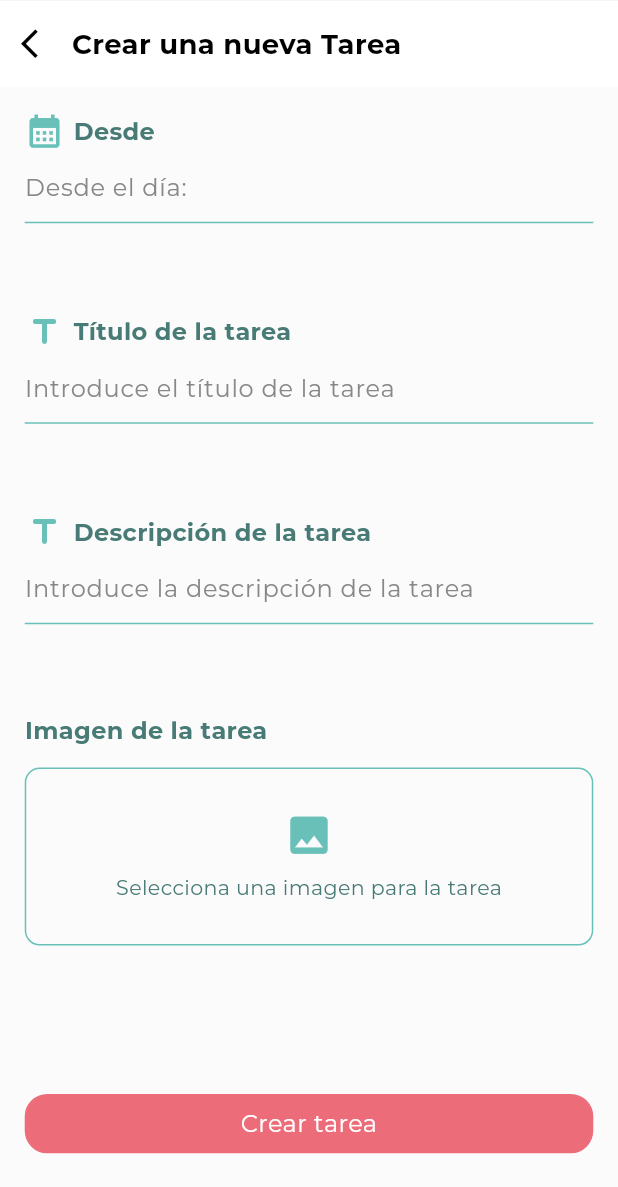
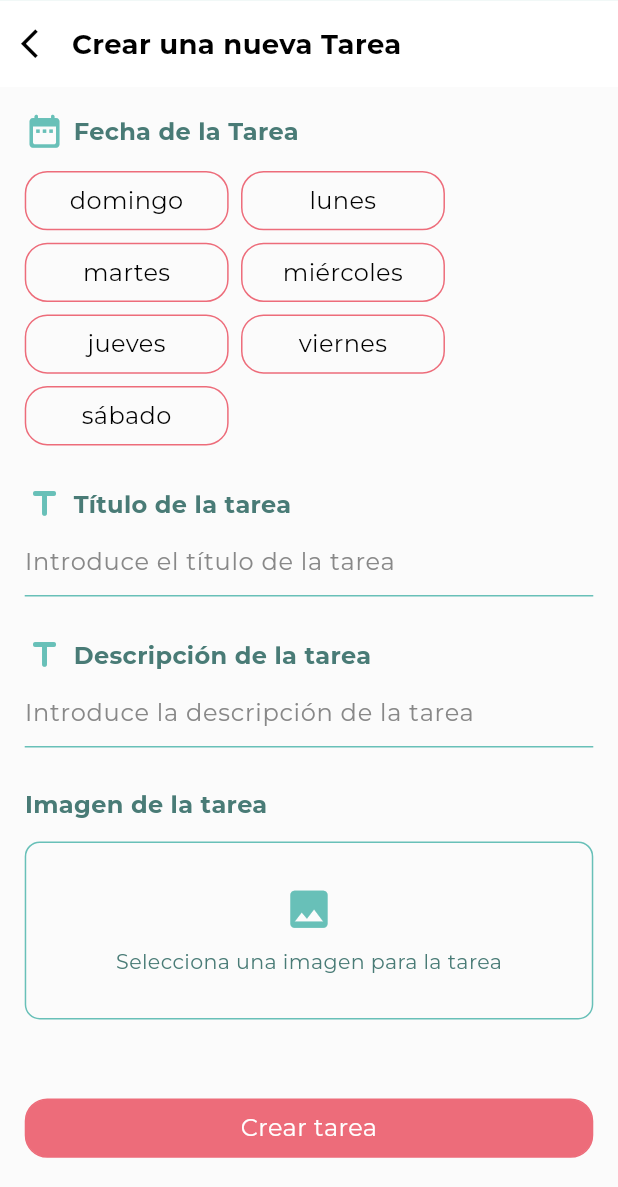
Before and after one commit to mrabaneda/tfg_maria_app, a Flutter app: the Planner screen opened directly, after a tap on "Crear Nueva Tarea", on a phone screen of 412 x 824 dp, the part 49-1236 px from its top. Run offline on Flutter 3.47's test engine with Material 3 defaults, Android fonts, the phone set to English and light mode, and no system bars; our stand-ins replace cached_network_image, cloud_firestore, firebase_auth, firebase_core, flutter_dotenv, flutter_riverpod and 4 more; accounts and stored records are empty; generated files the repository leaves out were written again; network calls fail.

Commit message:
feat: finish planner

```diff
--- a/lib/adapters/ui/features/planner/widgets/create_task/create_task.dart
+++ b/lib/adapters/ui/features/planner/widgets/create_task/create_task.dart
@@ -6,6 +6,7 @@ import 'package:image_picker/image_picker.dart';
 import 'package:tfg_maria_app/adapters/ui/features/planner/helpers/constants.dart';
 import 'package:tfg_maria_app/adapters/ui/features/planner/models/planner_day_item.view_model.dart';
 import 'package:tfg_maria_app/adapters/ui/features/planner/providers/planner_controller.provider.dart';
+import 'package:tfg_maria_app/adapters/ui/features/planner/widgets/create_task/create_task_weekday.dart';
 import 'package:tfg_maria_app/adapters/ui/shared/helpers/extensions.dart';
 import 'package:tfg_maria_app/adapters/ui/shared/helpers/screen_functions.dart';
 import 'package:tfg_maria_app/adapters/ui/shared/helpers/utils.dart';
@@ -13,7 +14,6 @@ import 'package:tfg_maria_app/adapters/ui/shared/styles/theme.dart';
 import 'package:tfg_maria_app/adapters/ui/shared/widgets/base_app_bar.dart';
 import 'package:tfg_maria_app/adapters/ui/shared/widgets/base_button.dart';
 import 'package:tfg_maria_app/adapters/ui/shared/widgets/body.dart';
-import 'package:tfg_maria_app/adapters/ui/shared/widgets/date_picker_field.dart';
 import 'package:tfg_maria_app/adapters/ui/shared/widgets/input.dart';
 
 class CreateTask extends ConsumerStatefulWidget {
@@ -49,19 +49,11 @@ class _CreateTaskState extends ConsumerState<CreateTask> {
         body: Body(
           appBar: BaseAppBar(title: 'Crear una nueva Tarea', back: true),
           child: Padding(
-            padding: CommonTheme.defaultBodyPadding,
+            padding: CommonTheme.defaultBodyPadding.copyWith(bottom: 0.0),
             child: ListView(
               children: [
-                DatePickerField(
-                  label: 'Desde',
-                  placeHolder: 'Desde el día:',
-                  errorText: '',
-                  isEnabled: !isLoading,
-                  textEditingController: _selectedDate,
-                  resetError: () => {},
-                  firstDate: DateTime(2024, 1, 1),
-                ),
-                SizedBox(height: hJM(9)),
+                CreateTaskWeekday(textEditingController: _selectedDate),
+                SizedBox(height: hJM(4)),
                 Input(
                   label: 'Título de la tarea',
                   placeHolder: 'Introduce el título de la tarea',
@@ -69,7 +61,7 @@ class _CreateTaskState extends ConsumerState<CreateTask> {
                   textEditingController: _taskTitleController,
                   isEnabled: !isLoading,
                 ),
-                SizedBox(height: hJM(9)),
+                SizedBox(height: hJM(4)),
                 Input(
                   label: 'Descripción de la tarea',
                   placeHolder: 'Introduce la descripción de la tarea',
@@ -77,7 +69,7 @@ class _CreateTaskState extends ConsumerState<CreateTask> {
                   textEditingController: _taskDescriptionController,
                   isEnabled: !isLoading,
                 ),
-                SizedBox(height: hJM(9)),
+                SizedBox(height: hJM(4)),
                 Text('Imagen de la tarea', style: CommonTheme.titleSmall),
                 SizedBox(height: hJM(2)),
                 GestureDetector(
@@ -109,10 +101,11 @@ class _CreateTaskState extends ConsumerState<CreateTask> {
                           ),
                   ),
                 ),
-                SizedBox(height: hJM(15)),
+                SizedBox(height: hJM(8)),
                 BaseButton(
                   text: 'Crear tarea',
                   backgroundColor: CommonTheme.secondaryColor,
+                  loading: isLoading,
                   onClick: () => {
                     ref.read(plannerProvider.notifier).createTask(
                           _selectedDate.value.text,
@@ -125,7 +118,6 @@ class _CreateTaskState extends ConsumerState<CreateTask> {
                           ),
                         ),
                   },
-                  loading: isLoading,
                 ),
               ],
             ),
--- /dev/null
+++ b/lib/adapters/ui/features/planner/widgets/create_task/create_task_weekday.dart
@@ -0,0 +1,75 @@
+import 'package:flutter/material.dart';
+import 'package:flutter_riverpod/flutter_riverpod.dart';
+import 'package:tfg_maria_app/adapters/ui/features/planner/providers/planner_controller.provider.dart';
+import 'package:tfg_maria_app/adapters/ui/shared/helpers/screen_functions.dart';
+import 'package:tfg_maria_app/adapters/ui/shared/styles/theme.dart';
+import 'package:tfg_maria_app/adapters/ui/shared/widgets/base_button.dart';
+
+class CreateTaskWeekday extends ConsumerWidget {
+  final TextEditingController textEditingController;
+
+  const CreateTaskWeekday({super.key, required this.textEditingController});
+
+  @override
+  Widget build(BuildContext context, WidgetRef ref) {
+    final weekDays = ref.watch(plannerProvider.select((value) => value.plannerDays.map((days) => days.fullDay).toList()));
+
+    return Column(
+      crossAxisAlignment: CrossAxisAlignment.start,
+      children: [
+        Row(
+          children: [
+            Icon(Icons.date_range_rounded, color: CommonTheme.primaryColor, size: hJM(4)),
+            SizedBox(width: wJM(1.5)),
+            Text('Fecha de la Tarea', style: CommonTheme.titleSmall),
+          ],
+        ),
+        SizedBox(height: hJM(2)),
+        _CreateTaskSelectDate(weekDays: weekDays, textEditingController: textEditingController),
+      ],
+    );
+  }
+}
+
+class _CreateTaskSelectDate extends StatefulWidget {
+  final List<String> weekDays;
+  final TextEditingController textEditingController;
+
+  const _CreateTaskSelectDate({
+    required this.weekDays,
+    required this.textEditingController,
+  });
+
+  @override
+  _CreateTaskSelectDateState createState() => _CreateTaskSelectDateState();
+}
+
+class _CreateTaskSelectDateState extends State<_CreateTaskSelectDate> {
+  int? selectedIndex;
+
+  void _onDaySelected(int index) {
+    setState(() {
+      selectedIndex = index;
+      widget.textEditingController.text = widget.weekDays[index];
+    });
+  }
+
+  @override
+  Widget build(BuildContext context) {
+    return Wrap(
+      spacing: wJM(2),
+      runSpacing: wJM(2),
+      children: List.generate(widget.weekDays.length, (index) {
+        return BaseButton(
+          text: widget.weekDays[index].split(' ')[0],
+          textStyle: CommonTheme.bodyMedium.copyWith(
+            color: selectedIndex == index ? CommonTheme.backgroundColor : CommonTheme.statusBarColor,
+          ),
+          backgroundColor: selectedIndex == index ? CommonTheme.secondaryColorLight : CommonTheme.backgroundColor,
+          borderColor: CommonTheme.secondaryColor,
+          onClick: () => _onDaySelected(index),
+        );
+      }).toList(),
+    );
+  }
+}
--- a/lib/adapters/ui/features/planner/widgets/planner_day.dart
+++ b/lib/adapters/ui/features/planner/widgets/planner_day.dart
@@ -30,13 +30,13 @@ class PlannerDay extends ConsumerWidget {
             margin: EdgeInsets.only(top: hJM(2)),
             padding: EdgeInsets.all(wJM(3)),
             decoration: BoxDecoration(
-              border: Border.all(width: 5.0, color: CommonTheme.secondaryColor),
+              border: Border.all(width: 2.5, color: CommonTheme.secondaryColor),
               borderRadius: BorderRadius.circular(wJM(3)),
             ),
             child: Column(
               crossAxisAlignment: CrossAxisAlignment.start,
               children: [
-                Text(plannerDays[dayIndex].fullDay, style: CommonTheme.titleMedium),
+                Text(plannerDays[dayIndex].fullDay, style: CommonTheme.titleMediumTextStyle),
                 SizedBox(height: hJM(2)),
                 Column(
                   children: plannerDays[dayIndex].taskList.asMap().entries.map(
@@ -45,14 +45,14 @@ class PlannerDay extends ConsumerWidget {
                         margin: EdgeInsets.symmetric(vertical: hJM(1)),
                         padding: EdgeInsets.only(left: wJM(3), right: wJM(1), top: hJM(0.3), bottom: hJM(0.3)),
                         decoration: BoxDecoration(
-                          border: Border.all(width: 3.0, color: CommonTheme.thirdColor),
+                          border: Border.all(width: 2.0, color: CommonTheme.thirdColor),
                           borderRadius: BorderRadius.circular(wJM(3)),
                         ),
                         child: Row(
                           children: [
                             TaskStatusCheckbox(isChecked: task.value.isDone, isStatusChangeWanted: false),
                             SizedBox(width: wJM(3)),
-                            Text(task.value.title, style: CommonTheme.bodyMedium),
+                            Text(task.value.title, style: CommonTheme.bodyMediumStyle),
                             Spacer(),
                             SizedBox(
                               height: hJM(10),
--- a/lib/adapters/ui/features/planner/widgets/task_item/planner_day_item_task.dart
+++ b/lib/adapters/ui/features/planner/widgets/task_item/planner_day_item_task.dart
@@ -28,7 +28,7 @@ class PlannerDayItemTask extends ConsumerWidget {
       padding: EdgeInsets.symmetric(horizontal: wJM(3), vertical: hJM(2)),
       margin: EdgeInsets.symmetric(vertical: hJM(1), horizontal: wJM(3)),
       decoration: BoxDecoration(
-        border: Border.all(width: 3.0, color: CommonTheme.secondaryColor),
+        border: Border.all(width: 2.0, color: CommonTheme.secondaryColor),
         borderRadius: BorderRadius.circular(wJM(3)),
       ),
       child: Column(
```
